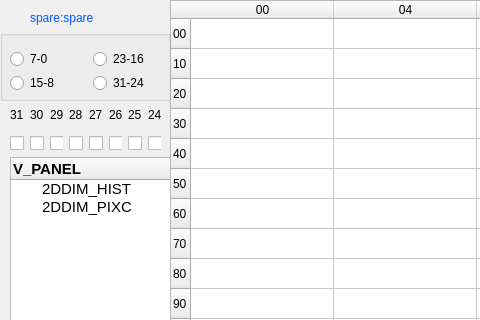
Qt form twoFirst01/DimmingDebugger_Readback_SX7/Dimpages_res.ui (hooloong/gitpython) before a commit; both pictures show x 0 to 480 and y 0 to 320 of the 1012 by 744 pixel window.
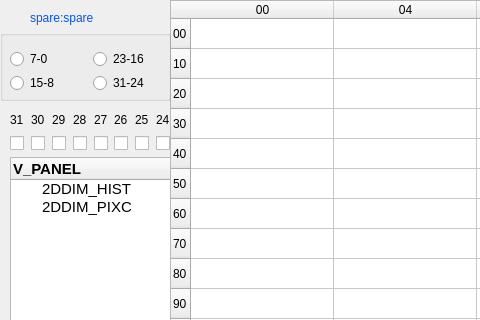
The same form after that commit.

Patch:
```diff
--- a/twoFirst01/DimmingDebugger_Readback_SX7/Dimpages_res.ui
+++ b/twoFirst01/DimmingDebugger_Readback_SX7/Dimpages_res.ui
@@ -519,9 +519,9 @@
    <property name="geometry">
     <rect>
      <x>10</x>
-     <y>100</y>
-     <width>151</width>
-     <height>51</height>
+     <y>110</y>
+     <width>161</width>
+     <height>41</height>
     </rect>
    </property>
    <layout class="QVBoxLayout" name="verticalLayout_4">
```
Left out of the diff: 2 changed lines with no effect on the pictures.
